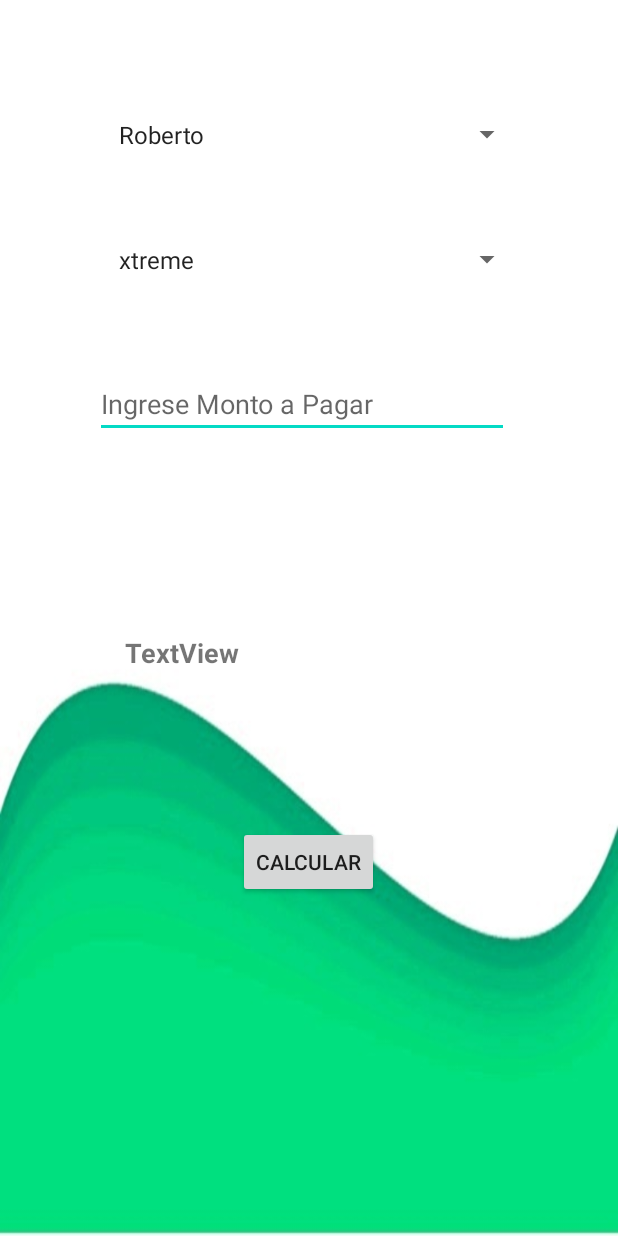
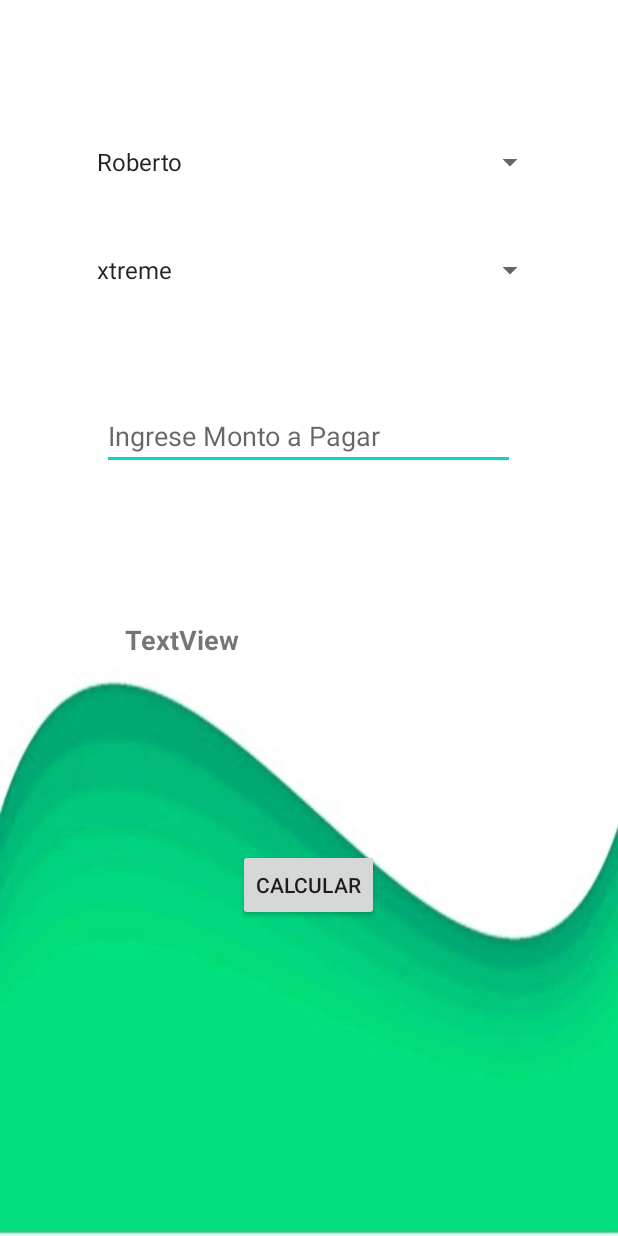
Before and after one commit to PatricioCastillo/App_fitness, an Android app: the Menu_act screen opened directly, with no data from a screen before it, after a tap on an icon or button, on a phone screen of 412 x 824 dp. Run offline under Robolectric (Android 15) with nearby library versions, the phone set to English and light mode, and no system bars.

Commit message:
He realizado cambios en el ambiente de Clientes en este caso la Resta del saldo.

```diff
--- a/app/src/main/java/Clases/Planes.java
+++ b/app/src/main/java/Clases/Planes.java
@@ -6,6 +6,7 @@ public class Planes {
     private int xtreme;
     private int mindfullness;
 
+
     // Constructor
     public Planes()
     {
@@ -13,7 +14,7 @@ public class Planes {
         mindfullness = 24000;
     }
 
-    // Accesadores
+    // Accesadores.
     public int getXtreme()
     {
         return xtreme;
@@ -24,4 +25,10 @@ public class Planes {
         return mindfullness;
     }
 
+    //  Mutadores
+    public void setXtreme(int xtreme)
+    {
+        this.xtreme = xtreme;
+    }
+
 }
--- a/app/src/main/java/com/example/app_fitness/Clientes_act.java
+++ b/app/src/main/java/com/example/app_fitness/Clientes_act.java
@@ -9,6 +9,9 @@ import android.widget.EditText;
 import android.widget.Spinner;
 import android.widget.TextView;
 
+import org.w3c.dom.Text;
+
+import java.lang.reflect.Array;
 import java.util.ArrayList;
 
 import Clases.Planes;
@@ -16,64 +19,58 @@ import Clases.Planes;
 public class Clientes_act extends AppCompatActivity {
 
     private Spinner spin1, spin2;
+    private EditText edit;
     private TextView text;
-    private EditText edit;
 
     @Override
     protected void onCreate(Bundle savedInstanceState) {
         super.onCreate(savedInstanceState);
         setContentView(R.layout.activity_clientes_act);
 
-        spin1 = (Spinner) findViewById(R.id.spinClientes);
-        spin2 = (Spinner) findViewById(R.id.spinPlanes);
+        // Llamo a los elementos por id.
+
+        spin1 = (Spinner) findViewById(R.id.spnClientes);
+        spin2 = (Spinner) findViewById(R.id.spnPlanes);
+        edit = (EditText) findViewById(R.id.edit);
         text = (TextView) findViewById(R.id.tv);
-        edit = (EditText) findViewById(R.id.et1);
 
-        // <---
-        ArrayList<String> listaClientes = (ArrayList<String>) getIntent().getSerializableExtra("listaClientes"); // Recibo mi arreglo.
+        // Recibiré el dato.
+
+        ArrayList<String> listaClientes = (ArrayList<String>) getIntent().getSerializableExtra("listaClientes");
         ArrayList<String> listaPlanes = (ArrayList<String>) getIntent().getSerializableExtra("listaPlanes");
 
         ArrayAdapter<String> adapt = new ArrayAdapter<>(this, android.R.layout.simple_list_item_1, listaClientes);
         ArrayAdapter<String> adapts = new ArrayAdapter<>(this, android.R.layout.simple_list_item_1, listaPlanes);
-
         spin1.setAdapter(adapt);
         spin2.setAdapter(adapts);
+    }
 
-    }
 
     public void Calcular(View v)
     {
-        Planes pl = new Planes();
+        String cliente = spin1.getSelectedItem().toString();
+        String planes = spin2.getSelectedItem().toString();
 
-        String cliente = spin1.getSelectedItem().toString();
-        String plan =  spin2.getSelectedItem().toString();
+        Planes plan = new Planes(); // creas el objeto.
 
-        int saldo = Integer.parseInt(edit.getText().toString()); // obtengo el monto.
+        plan.setXtreme(80000);  // cambia el dato.
 
-        int resulXtreme = saldo - pl.getXtreme();
-        int resulMind = saldo - pl.getMindfullness();
+        // Añadimos la inteligencia de la resta.
+        int monto = Integer.parseInt(edit.getText().toString());
+        int resultXtreme = monto-plan.getXtreme();
 
 
-        if(cliente.equals("Roberto") && plan.equals("xtreme"))
+        // Inteligencia Roberto.
+
+        if(cliente.equals("Roberto") && planes.equals("xtreme"))
         {
-            text.setText("El valor xtreme: " + resulXtreme);
+            text.setText("El precio del plan es: " + resultXtreme);
         }
 
-        if(cliente.equals("Roberto") && plan.equals("mindfullness"))
+        if(cliente.equals("Roberto") && planes.equals("mindfullness"))
         {
-            text.setText("El valor mindfullnes: " + resulMind);
+            text.setText("El precio del plan es: " + plan.getMindfullness());
         }
 
-        // Inteligencia de Ivan según su plan
-
-        if(cliente.equals("Ivan") && plan.equals("xtreme"))
-        {
-            text.setText("El valor xtreme: " + resulXtreme);
-        }
-
-        if(cliente.equals("Ivan") && plan.equals("mindfullness"))
-        {
-            text.setText("El valor mindfullnes: " + resulMind);
-        }
     }
 }
--- a/app/src/main/java/com/example/app_fitness/Menu_act.java
+++ b/app/src/main/java/com/example/app_fitness/Menu_act.java
@@ -62,23 +62,23 @@ public class Menu_act extends AppCompatActivity {
 
     public void Clientes(View v)
     {
-        ArrayList<String> listaClientes = new ArrayList<String>();
-        ArrayList<String> listaPlanes = new ArrayList<String>();   // creo mi arreglo.
+        // Envíare el dato.
 
-        listaClientes.add("Roberto");
-        listaClientes.add("Ivan");
-        listaClientes.add("Patricio");
-        listaClientes.add("Juan");
+        ArrayList<String> clientes = new ArrayList<String>();
+        ArrayList<String> planes = new ArrayList<String>();
 
-        listaPlanes.add("xtreme");       // añado elementos al array.
-        listaPlanes.add("mindfullness");
-        listaPlanes.add("premium");
-        listaPlanes.add("fitness");
+        clientes.add("Roberto");
+        clientes.add("Ivan");
 
+        planes.add("xtreme");
+        planes.add("mindfullness");
+
+        // <--
         Intent i = new Intent(this, Clientes_act.class);
-        i.putExtra("listaClientes", listaClientes);
-        i.putExtra("listaPlanes", listaPlanes);  // preparo el dato para ser eniado.
+        i.putExtra("listaClientes", clientes);  // preparando el dato para ser envíado.
+        i.putExtra("listaPlanes", planes);
         startActivity(i);
     }
 
+
 }
--- a/app/src/main/res/layout/activity_clientes_act.xml
+++ b/app/src/main/res/layout/activity_clientes_act.xml
@@ -8,36 +8,36 @@
     tools:context=".Clientes_act">
 
     <Spinner
-        android:id="@+id/spinClientes"
-        android:layout_width="285dp"
-        android:layout_height="43dp"
-        android:layout_marginTop="68dp"
+        android:id="@+id/spnClientes"
+        android:layout_width="315dp"
+        android:layout_height="40dp"
+        android:layout_marginTop="88dp"
         app:layout_constraintEnd_toEndOf="parent"
         app:layout_constraintStart_toStartOf="parent"
         app:layout_constraintTop_toTopOf="parent" />
 
     <Spinner
-        android:id="@+id/spinPlanes"
-        android:layout_width="285dp"
-        android:layout_height="43dp"
-        android:layout_marginTop="40dp"
+        android:id="@+id/spnPlanes"
+        android:layout_width="315dp"
+        android:layout_height="40dp"
+        android:layout_marginTop="32dp"
         app:layout_constraintEnd_toEndOf="parent"
         app:layout_constraintStart_toStartOf="parent"
-        app:layout_constraintTop_toBottomOf="@+id/spinClientes" />
+        app:layout_constraintTop_toBottomOf="@+id/spnClientes" />
 
     <LinearLayout
         android:id="@+id/linearLayout2"
-        android:layout_width="276dp"
-        android:layout_height="132dp"
-        android:layout_marginTop="52dp"
+        android:layout_width="275dp"
+        android:layout_height="118dp"
+        android:layout_marginTop="68dp"
         android:orientation="vertical"
         app:layout_constraintEnd_toEndOf="parent"
-        app:layout_constraintHorizontal_bias="0.466"
+        app:layout_constraintHorizontal_bias="0.496"
         app:layout_constraintStart_toStartOf="parent"
-        app:layout_constraintTop_toBottomOf="@+id/spinPlanes">
+        app:layout_constraintTop_toBottomOf="@+id/spnPlanes">
 
         <EditText
-            android:id="@+id/et1"
+            android:id="@+id/edit"
             android:layout_width="match_parent"
             android:layout_height="wrap_content"
             android:ems="10"
@@ -48,8 +48,8 @@
     <TextView
         android:id="@+id/tv"
         android:layout_width="245dp"
-        android:layout_height="55dp"
-        android:layout_marginTop="44dp"
+        android:layout_height="66dp"
+        android:layout_marginTop="28dp"
         android:text="TextView"
         android:textSize="18sp"
         android:textStyle="bold"
@@ -68,5 +68,6 @@
         app:layout_constraintHorizontal_bias="0.498"
         app:layout_constraintStart_toStartOf="parent"
         app:layout_constraintTop_toBottomOf="@+id/tv"
-        app:layout_constraintVertical_bias="0.243" />
+        app:layout_constraintVertical_bias="0.29" />
+
 </androidx.constraintlayout.widget.ConstraintLayout>
```
